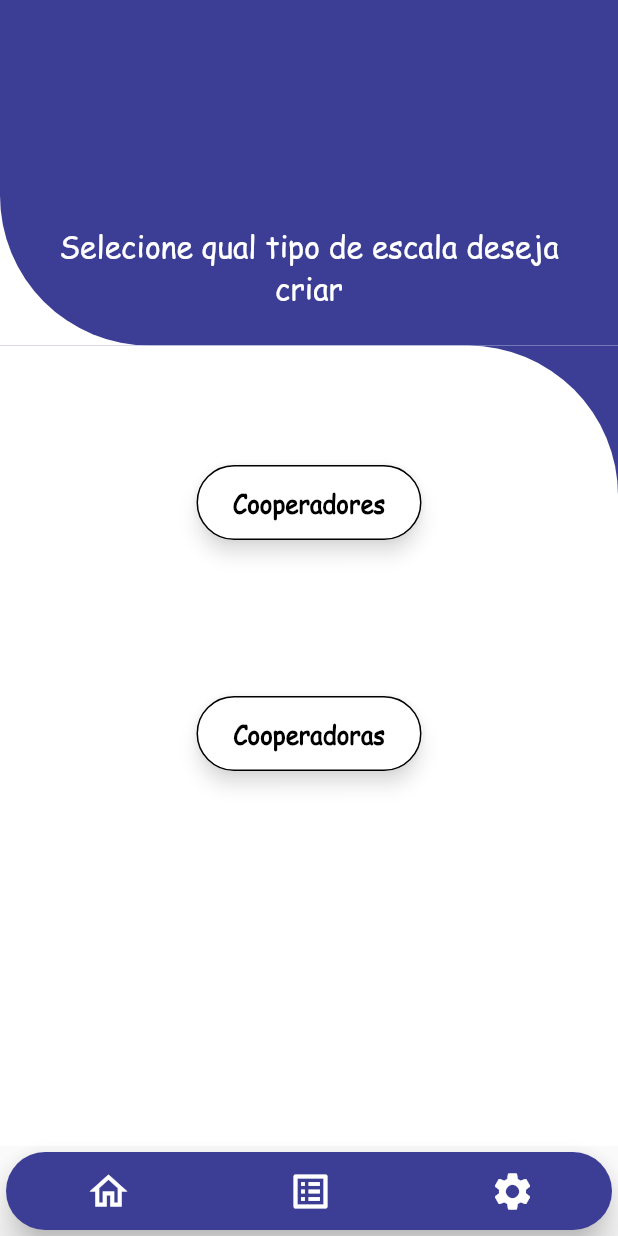
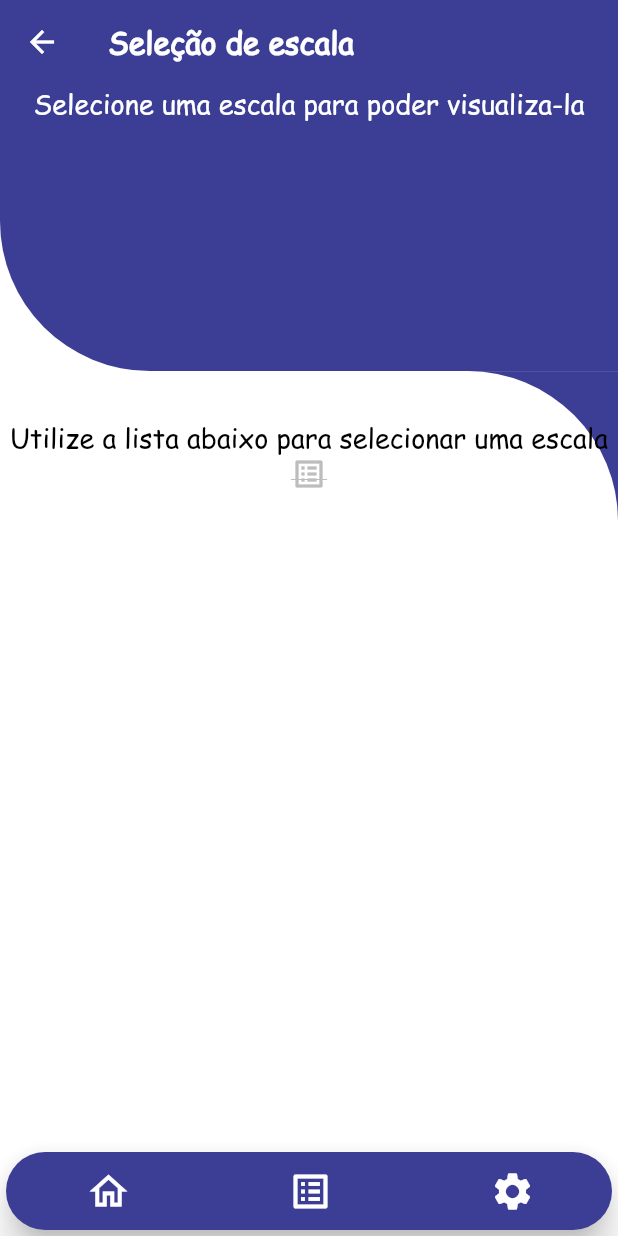
Before and after one commit to Tiodirca/SenturionGList, a Flutter app: the TelaSelecaoDiasSemana screen opened directly with empty values, scrolled down 62 dp, after a tap on the "home" icon, after a tap on the "list alt" icon, on a phone screen of 412 x 824 dp. Run offline on Flutter 3.47's test engine with Material 2 defaults, Android fonts, the phone set to English and light mode, and no system bars; our stand-ins replace sqflite, sqflite_common_ffi; accounts and stored records are empty.

Commit message:
adicao de tela de selecao de escalas

```diff
--- a/lib/Telas/tela_gerar_escala.dart
+++ b/lib/Telas/tela_gerar_escala.dart
@@ -1,3 +1,4 @@
+import 'dart:async';
 import 'dart:math';
 import 'package:flutter/material.dart';
 import 'package:senturionglist/Uteis/Servicos/banco_de_dados.dart';
@@ -66,16 +67,15 @@ class _TelaGerarEscalaState extends State<TelaGerarEscala> {
         .map((e) => itensListaCheckDias.add(CheckBoxModel(texto: e)))
         .toList();
     // formando string que contem a query sql utilizada para criar a tabela no banco de dados
-    widget.listaLocal
-        .map(
-          (item) {
-            querySQL = "$querySQL${item.replaceAll(" ","")} TEXT NOT NULL,";
-          },
-        )
-        .toList();
+    widget.listaLocal.map(
+      (item) {
+        querySQL = "$querySQL${item.replaceAll(" ", "")} TEXT NOT NULL,";
+      },
+    ).toList();
 
-    int tamanho = querySQL.length;
-    print(querySQL.substring(0, tamanho - 1));
+    int tamanhoQuery = querySQL.length;
+    querySQL = querySQL.substring(0, tamanhoQuery - 1);
+    print(querySQL);
     String tabela = "teste";
     //bancoDados.criarTabela(querySQL, tabela);
 
@@ -83,20 +83,27 @@ class _TelaGerarEscalaState extends State<TelaGerarEscala> {
     // Timer(const Duration(seconds: 10), () {
     //   consulta();
     // });
-
-
+    //inserir();
   }
 
-  inserir() async{
+  inserir() async {
     for (int i = 0; i < widget.listaPeriodo.length; i++) {
       Random random = Random();
       Map<String, dynamic> linha = {};
       widget.listaLocal.map(
-            (e) {
+        (e) {
+         linha[Textos.localData] = widget.listaPeriodo[i];
+          if (widget.listaPeriodo[i].contains(Textos.diaQuarta) ||
+              widget.listaPeriodo[i].contains(Textos.diaSexta)) {
+            linha[Textos.localHoraTroca.replaceAll(" ", "")] = "19:00 ás 20:00";
+          } else {
+            linha[Textos.localHoraTroca.replaceAll(" ", "")] = "18:00 às 19:00";
+          }
           int randomNumber = random.nextInt(widget.listaPessoas.length);
-          linha[e.replaceAll(" ","")] = widget.listaPessoas[randomNumber];
+          linha[e.replaceAll(" ", "")] = widget.listaPessoas[randomNumber];
         },
       ).toList();
+      bancoDados.inserir(linha, _controllerNomeEscala.text);
       print(linha);
     }
   }
@@ -417,6 +424,12 @@ class _TelaGerarEscalaState extends State<TelaGerarEscala> {
                                         .validate()) {
                                       setState(() {
                                         telaCarregar = true;
+                                        bancoDados.criarTabela(
+                                            querySQL,
+                                            _controllerNomeEscala.text);
+                                        Timer(const Duration(seconds: 2), () {
+                                          inserir();
+                                        });
                                       });
                                       ScaffoldMessenger.of(context)
                                           .showSnackBar(SnackBar(
--- /dev/null
+++ b/lib/Telas/tela_selecao_escala.dart
@@ -0,0 +1,177 @@
+import 'package:flutter/material.dart';
+
+import '../Modelo/TabelaModelo.dart';
+import '../Uteis/Servicos/banco_de_dados.dart';
+import '../Uteis/constantes.dart';
+import '../Uteis/estilo.dart';
+import '../Uteis/textos.dart';
+import '../Widget/barra_navegacao.dart';
+import '../Widget/fundo_tela_widget.dart';
+
+class TelaSelecaoEscala extends StatefulWidget {
+  const TelaSelecaoEscala({
+    Key? key,
+  }) : super(key: key);
+
+  @override
+  State<TelaSelecaoEscala> createState() => _TelaSelecaoEscalaState();
+}
+
+class _TelaSelecaoEscalaState extends State<TelaSelecaoEscala> {
+  Estilo estilo = Estilo();
+  bool exibirConfirmacaoEscala = false;
+  String nomeItemDrop = "";
+  String tabelaSelecionada = "";
+  late List<TabelaModelo> tabelas;
+
+  var nomeTabelas;
+
+  // referencia classe para gerenciar o banco de dados
+  final bancoDados = BancoDeDados.instance;
+
+  @override
+  void initState() {
+    super.initState();
+    tabelas = [];
+    consulta();
+  }
+
+  consulta() async {
+    final tabelasRecuperadas = await bancoDados.consultaTabela();
+    setState(() {
+      for (var linha in tabelasRecuperadas) {
+        nomeTabelas = linha['name'];
+        nomeItemDrop = nomeTabelas;
+        tabelas.add(TabelaModelo(nomeTabela: nomeTabelas));
+        tabelas.removeWhere((element) =>
+            element.nomeTabela
+                .toString()
+                .contains(Constantes.bancoTabelaLocalTrabalho) ||
+            element.nomeTabela
+                .toString()
+                .contains(Constantes.bancoTabelaPessoa));
+      }
+    });
+  }
+
+  @override
+  Widget build(BuildContext context) {
+    double alturaTela = MediaQuery.of(context).size.height;
+    double larguraTela = MediaQuery.of(context).size.width;
+    double alturaBarraStatus = MediaQuery.of(context).padding.top;
+    double alturaAppBar = AppBar().preferredSize.height;
+    return Theme(
+        data: estilo.estiloGeral,
+        child: WillPopScope(
+            onWillPop: () async {
+              Navigator.pushReplacementNamed(
+                  context, Constantes.rotaTelaInicial);
+              return false;
+            },
+            child: Scaffold(
+              appBar: AppBar(
+                title: Text(Textos.nomeTelaSelecaoEscala,
+                    textAlign: TextAlign.center),
+              ),
+              body: SizedBox(
+                width: larguraTela,
+                height: alturaTela -
+                    alturaBarraStatus -
+                    alturaAppBar -
+                    Constantes.alturaNavigationBar,
+                child: Stack(
+                  children: [
+                    FundoTela(
+                        altura: alturaTela -
+                            alturaBarraStatus -
+                            alturaAppBar -
+                            Constantes.alturaNavigationBar),
+                    Positioned(
+                        child: Column(
+                      children: [
+                        Expanded(
+                            flex: 1,
+                            child: Column(
+                              children: [
+                                SizedBox(
+                                  width: larguraTela,
+                                  child: Text(
+                                    Textos.descricaoTelaSelecaoEscala,
+                                    textAlign: TextAlign.center,
+                                    style: const TextStyle(
+                                        fontSize: 18, color: Colors.white),
+                                  ),
+                                ),
+                              ],
+                            )),
+                        Expanded(
+                            flex: 2,
+                            child: Container(
+                              padding: const EdgeInsets.only(top: 10.0),
+                              child: Column(
+                                children: [
+                                  Text(
+                                    Textos.descricaoListaEscala,
+                                    textAlign: TextAlign.center,
+                                    style: const TextStyle(
+                                        fontSize: 18, color: Colors.black),
+                                  ),
+                                  DropdownButton(
+                                    value: nomeItemDrop,
+                                    icon: const Icon(Icons.list_alt_outlined),
+                                    items: tabelas
+                                        .map((item) => DropdownMenuItem<String>(
+                                              value: item.nomeTabela,
+                                              child: Text(item.nomeTabela
+                                                  .replaceAll(
+                                                      RegExp(r'_'), ' ')),
+                                            ))
+                                        .toList(),
+                                    onChanged: (String? value) {
+                                      setState(() {
+                                        nomeItemDrop = value!;
+                                        tabelaSelecionada = value;
+                                        exibirConfirmacaoEscala = true;
+                                        //statusTelaCarregamento = true;
+                                        //chamarRecuperarIDObservacao();
+                                      });
+                                    },
+                                  ),
+                                  const SizedBox(
+                                    height: 20.0,
+                                  ),
+                                  Visibility(
+                                    visible: exibirConfirmacaoEscala,
+                                    child: Row(
+                                      mainAxisAlignment:
+                                          MainAxisAlignment.center,
+                                      children: [
+                                        const Text(
+                                          "Escala selecionada:",
+                                          style: TextStyle(fontSize: 18),
+                                        ),
+                                        const SizedBox(
+                                          width: 10,
+                                        ),
+                                        Text(
+                                          tabelaSelecionada.replaceAll(
+                                              RegExp(r'_'), ' '),
+                                          style: const TextStyle(
+                                              fontWeight: FontWeight.bold,fontSize: 18.0),
+                                        ),
+                                      ],
+                                    ),
+                                  )
+                                ],
+                              ),
+                            )),
+                      ],
+                    ))
+                  ],
+                ),
+              ),
+              bottomNavigationBar:
+                  const SizedBox(height: 60, child: BarraNavegacao()),
+            )));
+  }
+}
--- a/lib/Uteis/constantes.dart
+++ b/lib/Uteis/constantes.dart
@@ -9,6 +9,7 @@ class Constantes {
   static const rotaTelaSelecaoPeriodo = "/selecaoIntervalo";
   static const rotaTelaListagem = "/telaListagem";
   static const rotaTelaGerarEscala = "/telaGerarEscala";
+  static const rotaTelaSelecaoEscala = "/telaSelecaoEscala";
 
   // constantes de parametros passados de uma tela para outra
   static const parametroGenero = "generoParametro";
--- a/lib/Uteis/rotas.dart
+++ b/lib/Uteis/rotas.dart
@@ -3,6 +3,7 @@ import 'package:flutter/material.dart';
 import 'package:senturionglist/Telas/tela_gerar_escala.dart';
 import 'package:senturionglist/Telas/tela_selecao_dias_semana.dart';
 import 'package:senturionglist/Telas/tela_cadastro_local_trabalho.dart';
+import 'package:senturionglist/Telas/tela_selecao_escala.dart';
 import 'package:senturionglist/Telas/tela_selecao_periodo.dart';
 
 import '../Telas/tela_cadastro_pessoas.dart';
@@ -19,6 +20,8 @@ class Rotas {
     switch (settings.name) {
       case Constantes.rotaTelaInicial:
         return MaterialPageRoute(builder: (_) =>  const TelaInicial());
+      case Constantes.rotaTelaSelecaoEscala:
+        return MaterialPageRoute(builder: (_) =>  const TelaSelecaoEscala());
       case Constantes.rotaTelaCadastroPessoas:
         if (args is bool) {
           return MaterialPageRoute(
--- a/lib/Uteis/textos.dart
+++ b/lib/Uteis/textos.dart
@@ -56,6 +56,11 @@ class Textos {
       "gerar o arquivo em PDF,se necessario edite ela conforme precisar";
   static String legListaGerada = "Lista gerada";
 
+  // TELA SELECAO ESCALA
+  static String nomeTelaSelecaoEscala = "Seleção de escala";
+  static String descricaoTelaSelecaoEscala = "Selecione uma escala para poder visualiza-la";
+  static String descricaoListaEscala = "Utilize a lista abaixo para selecionar uma escala";
+
   // GERAIS
   static String txtListaVazia = "Sua lista esta vazia";
   static String legLista = "Selecione um ou mais itens da lista abaixo";
--- a/lib/Widget/barra_navegacao.dart
+++ b/lib/Widget/barra_navegacao.dart
@@ -22,6 +22,9 @@ class BarraNavegacao extends StatelessWidget {
               if (tipoIcone == Constantes.tipoIconeHome) {
                 Navigator.pushReplacementNamed(
                     context, Constantes.rotaTelaInicial);
+              }else if( tipoIcone == Constantes.tipoIconeLista){
+                Navigator.pushReplacementNamed(
+                    context, Constantes.rotaTelaSelecaoEscala);
               }
             },
             child: LayoutBuilder(
```
